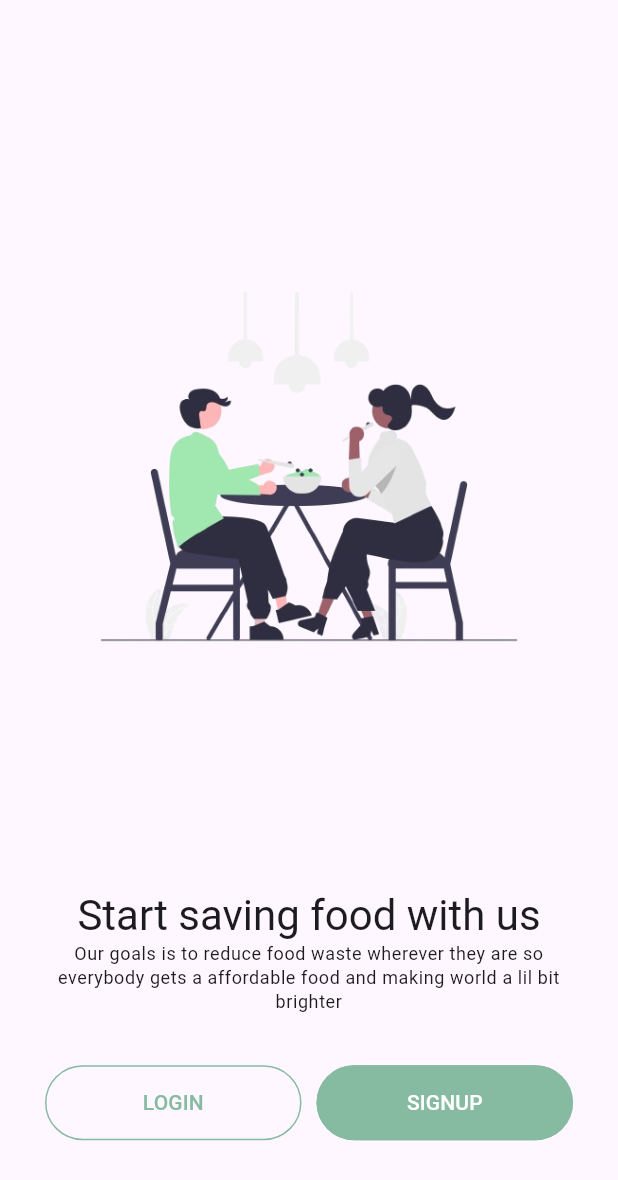
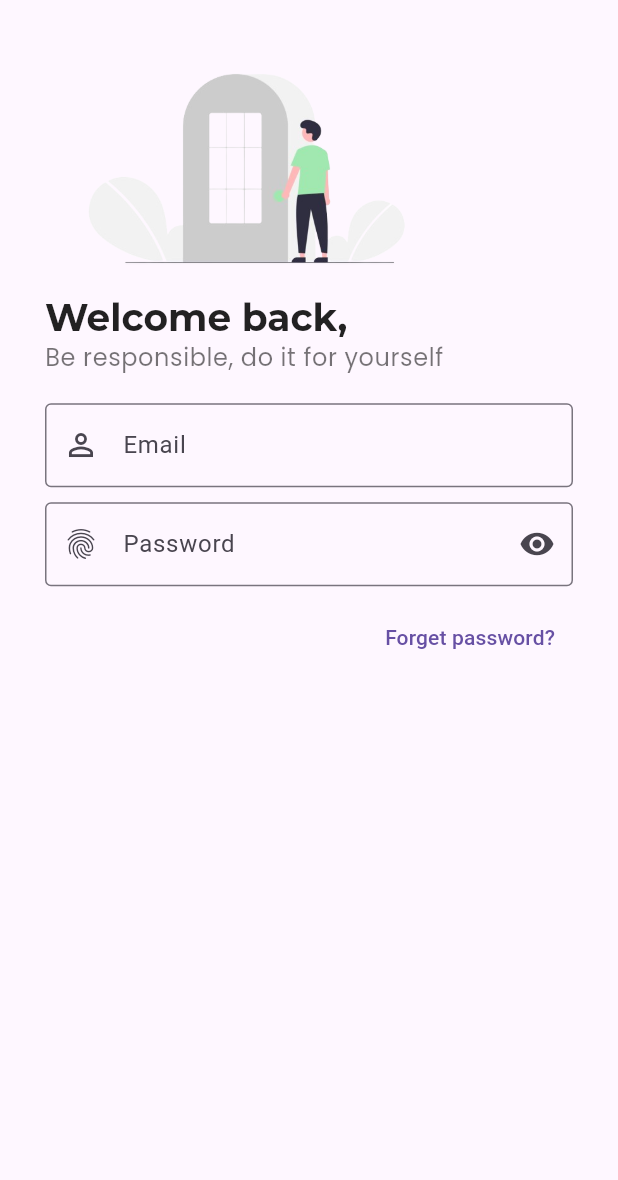
Before and after one commit to nrcst/GDSC-KayuKaki-TRAST-Hacker-SecondStage, a Flutter app: the screen it shows after launch, after a tap on "LOGIN", on a phone screen of 412 x 824 dp. Shown: the top 1180 px of the screen. Run offline on Flutter 3.47's test engine with Material 3 defaults, Android fonts, the phone set to English and light mode, and no system bars; our stand-ins replace google_fonts.

Commit message:
adding login pages

```diff
--- a/lib/main.dart
+++ b/lib/main.dart
@@ -1,5 +1,6 @@
 import 'package:flutter/material.dart';
 import 'package:trast/src/features/authentications/screens/welcome.dart';
+import 'package:trast/src/utils/theme/theme.dart';
 
 void main() => runApp(const App());
 
@@ -9,8 +10,8 @@
   @override
   Widget build(BuildContext context) {
     return MaterialApp(
-      theme: ThemeData(brightness: Brightness.light),
-      darkTheme: ThemeData(brightness: Brightness.dark),
+      theme: KAppTheme.lightTheme,
+      darkTheme: KAppTheme.darkTheme,
       themeMode: ThemeMode.system,
       home: WelcomeScreen(),
     );
--- a/lib/src/constants/sizes.dart
+++ b/lib/src/constants/sizes.dart
@@ -2,3 +2,4 @@
 const kDefaultSize = 30.0;
 const kSplashContainerSize = 30.0;
 const kButtonHeight = 15.0;
+const kFormHeight = 30.0;
--- /dev/null
+++ b/lib/src/constants/text_strings.dart
@@ -0,0 +1,10 @@
+/* Login Page */
+
+const kLoginText = "Welcome back,";
+const kLoginTextSub = "Be responsible, do it for yourself";
+const kLoginTextUsrnm = "Email";
+const kLoginTextPwd = "Password";
+const kLoginTextForgor = "Forget password?";
+const kLoginTextLogin = "LOGIN";
+const kLoginThirdParty = "Sign-in with Google";
+const kLoginNoAcc = "Don't have an account?, Sign-up";
--- /dev/null
+++ b/lib/src/features/authentications/screens/login.dart
@@ -0,0 +1,64 @@
+import 'package:flutter/material.dart';
+import 'package:trast/src/constants/image_strings.dart';
+import 'package:trast/src/constants/sizes.dart';
+import 'package:trast/src/constants/text_strings.dart';
+
+class LoginScreen extends StatelessWidget {
+  const LoginScreen({super.key});
+
+  @override
+  Widget build(BuildContext context) {
+    final size = MediaQuery.of(context).size;
+    return SafeArea(
+      child: Scaffold(
+          body: SingleChildScrollView(
+              child: Container(
+        padding: const EdgeInsets.all(kDefaultSize),
+        child: Column(
+          crossAxisAlignment: CrossAxisAlignment.start,
+          children: [
+            Image(
+              image: const AssetImage(kLoginScreenImage),
+              height: size.height * 0.2,
+            ),
+            Text(kLoginText, style: Theme.of(context).textTheme.headlineSmall),
+            Text(kLoginTextSub, style: Theme.of(context).textTheme.bodySmall),
+            Form(
+                child: Container(
+              padding: EdgeInsets.symmetric(vertical: kFormHeight - 10),
+              child: Column(
+                crossAxisAlignment: CrossAxisAlignment.start,
+                children: [
+                  TextFormField(
+                    decoration: const InputDecoration(
+                        prefixIcon: Icon(Icons.person_outline_outlined),
+                        labelText: kLoginTextUsrnm,
+                        hintText: kLoginTextUsrnm,
+                        border: OutlineInputBorder()),
+                  ),
+                  SizedBox(height: kFormHeight - 20),
+                  TextFormField(
+                    decoration: const InputDecoration(
+                        prefixIcon: Icon(Icons.fingerprint),
+                        labelText: kLoginTextPwd,
+                        hintText: kLoginTextPwd,
+                        border: OutlineInputBorder(),
+                        suffixIcon: IconButton(
+                          onPressed: null,
+                          icon: Icon(Icons.remove_red_eye_sharp),
+                        )),
+                  ),
+                  SizedBox(height: kFormHeight - 20),
+                  Align(
+                      alignment: Alignment.centerRight,
+                      child: TextButton(
+                          onPressed: () {}, child: Text(kLoginTextForgor)))
+                ],
+              ),
+            ))
+          ],
+        ),
+      ))),
+    );
+  }
+}
--- a/lib/src/features/authentications/screens/welcome.dart
+++ b/lib/src/features/authentications/screens/welcome.dart
@@ -2,6 +2,7 @@ import 'package:flutter/material.dart';
 import 'package:trast/src/constants/colors.dart';
 import 'package:trast/src/constants/image_strings.dart';
 import 'package:trast/src/constants/sizes.dart';
+import 'package:trast/src/features/authentications/screens/login.dart';
 
 class WelcomeScreen extends StatelessWidget {
   const WelcomeScreen({Key? key}) : super(key: key);
@@ -34,7 +35,10 @@ class WelcomeScreen extends StatelessWidget {
               children: [
                 Expanded(
                     child: OutlinedButton(
-                          onPressed: () {},
+                          onPressed: () {
+                            Navigator.push(
+                              context,
+                              MaterialPageRoute(builder: (context) => const LoginScreen()),);},
                           style: OutlinedButton.styleFrom(
                           foregroundColor: kSecondaryColor,
                           side: BorderSide(color: kSecondaryColor),
--- /dev/null
+++ b/lib/src/utils/theme/theme.dart
@@ -0,0 +1,40 @@
+import 'package:flutter/material.dart';
+import 'package:google_fonts/google_fonts.dart';
+
+class KAppTheme {
+  static ThemeData lightTheme = ThemeData(
+      brightness: Brightness.light,
+      textTheme: TextTheme(
+        headlineMedium: GoogleFonts.montserrat(
+          color: Colors.black87,
+          fontSize: 32,
+          fontWeight: FontWeight.bold
+        ),
+        headlineSmall: GoogleFonts.montserrat(
+          color: Colors.black87,
+          fontSize: 25,
+          fontWeight: FontWeight.bold
+        ),
+        bodyMedium: GoogleFonts.poppins(
+          color: Colors.black54,
+          fontSize: 18
+        ),
+        bodySmall: GoogleFonts.poppins(
+          color: Colors.black54,
+          fontSize: 16
+        )
+      )
+  );
+  static ThemeData darkTheme = ThemeData(
+      brightness: Brightness.dark,
+      textTheme: TextTheme(
+          headlineMedium: GoogleFonts.montserrat(
+              color: Colors.white70
+          ),
+          bodyMedium: GoogleFonts.poppins(
+          color: Colors.white60,
+              fontSize: 24
+          )
+      )
+  );
+}
```
Also changed, not shown: pubspec.yaml (+3 -64 lines), pubspec.lock.
